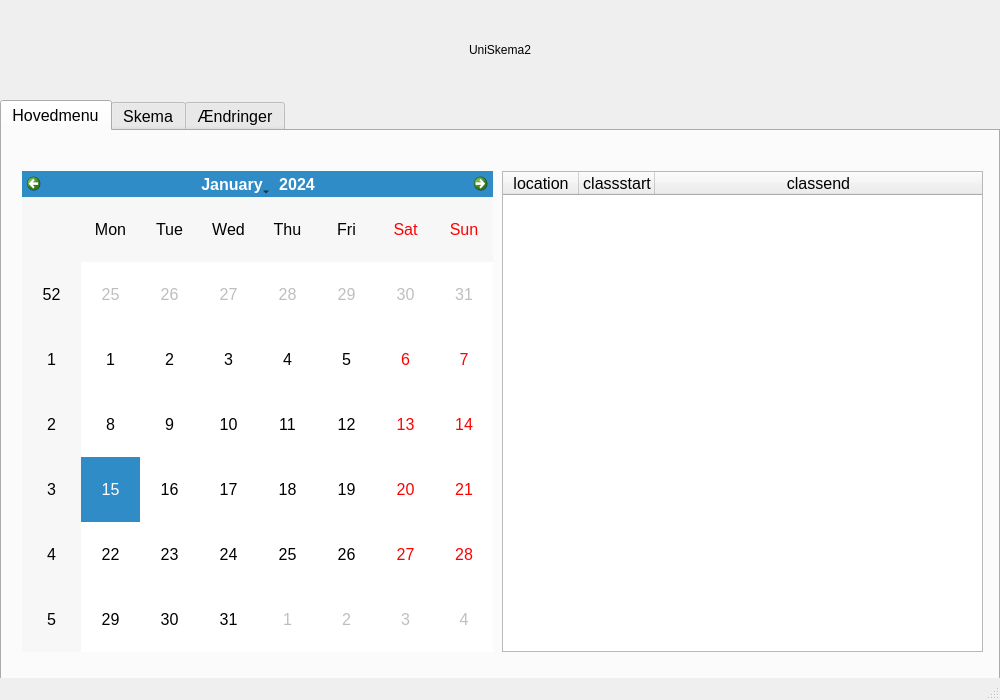
Above: UI/teacherwindow.ui from MadsSchroder/Systemudvikling-Eksamen-KU before the change. Below: the same form after it.
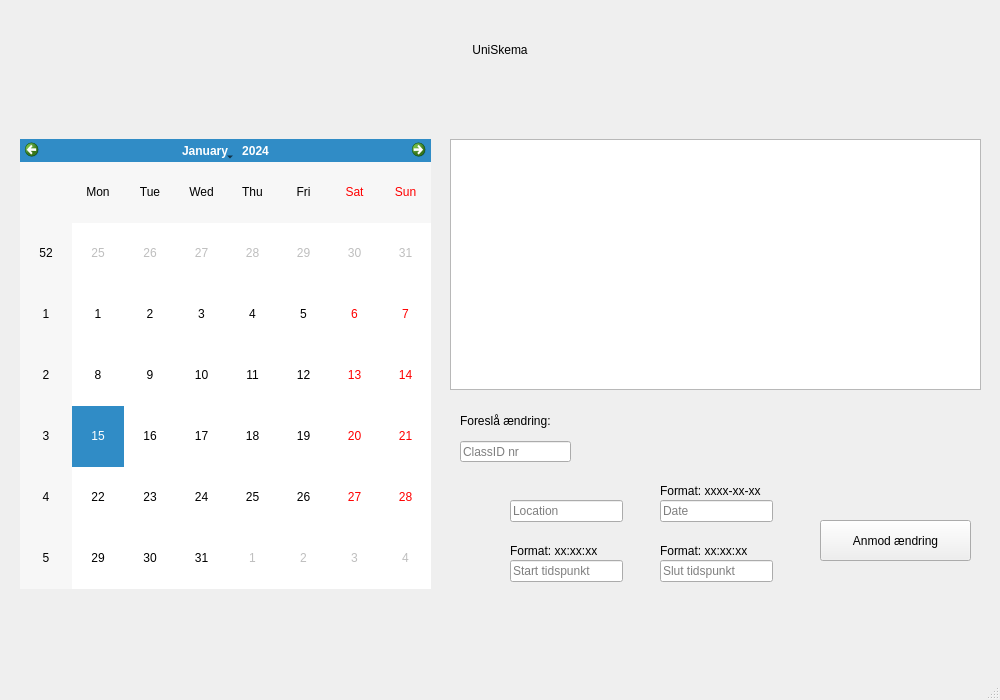
That is the form after the change.

```diff
--- a/UI/teacherwindow.ui
+++ b/UI/teacherwindow.ui
@@ -32,136 +32,6 @@
    <string>MainWindow</string>
   </property>
   <widget class="QWidget" name="centralwidget">
-   <widget class="QTabWidget" name="tabWidget">
-    <property name="geometry">
-     <rect>
-      <x>0</x>
-      <y>100</y>
-      <width>1000</width>
-      <height>600</height>
-     </rect>
-    </property>
-    <property name="styleSheet">
-     <string notr="true">font-size:16px;</string>
-    </property>
-    <property name="currentIndex">
-     <number>0</number>
-    </property>
-    <widget class="QWidget" name="tab1">
-     <attribute name="title">
-      <string>Hovedmenu</string>
-     </attribute>
-     <widget class="QTableWidget" name="tableWidget1">
-      <property name="enabled">
-       <bool>true</bool>
-      </property>
-      <property name="geometry">
-       <rect>
-        <x>500</x>
-        <y>40</y>
-        <width>481</width>
-        <height>481</height>
-       </rect>
-      </property>
-      <property name="maximumSize">
-       <size>
-        <width>1000</width>
-        <height>600</height>
-       </size>
-      </property>
-      <property name="styleSheet">
-       <string notr="true"/>
-      </property>
-      <attribute name="horizontalHeaderMinimumSectionSize">
-       <number>42</number>
-      </attribute>
-      <attribute name="horizontalHeaderDefaultSectionSize">
-       <number>76</number>
-      </attribute>
-      <attribute name="horizontalHeaderStretchLastSection">
-       <bool>true</bool>
-      </attribute>
-      <column>
-       <property name="text">
-        <string>location</string>
-       </property>
-      </column>
-      <column>
-       <property name="text">
-        <string>classstart</string>
-       </property>
-      </column>
-      <column>
-       <property name="text">
-        <string>classend</string>
-       </property>
-      </column>
-     </widget>
-     <widget class="QCalendarWidget" name="calendarWidget1">
-      <property name="geometry">
-       <rect>
-        <x>20</x>
-        <y>40</y>
-        <width>471</width>
-        <height>481</height>
-       </rect>
-      </property>
-     </widget>
-    </widget>
-    <widget class="QWidget" name="tab2">
-     <attribute name="title">
-      <string>Skema</string>
-     </attribute>
-     <widget class="QCalendarWidget" name="calendarWidget2">
-      <property name="geometry">
-       <rect>
-        <x>20</x>
-        <y>50</y>
-        <width>431</width>
-        <height>450</height>
-       </rect>
-      </property>
-     </widget>
-     <widget class="QListWidget" name="ScheduleList">
-      <property name="geometry">
-       <rect>
-        <x>530</x>
-        <y>50</y>
-        <width>431</width>
-        <height>451</height>
-       </rect>
-      </property>
-     </widget>
-    </widget>
-    <widget class="QWidget" name="tab3">
-     <attribute name="title">
-      <string>Ændringer</string>
-     </attribute>
-     <widget class="QCalendarWidget" name="calendarWidget3">
-      <property name="geometry">
-       <rect>
-        <x>20</x>
-        <y>40</y>
-        <width>471</width>
-        <height>481</height>
-       </rect>
-      </property>
-     </widget>
-     <widget class="QPushButton" name="pushButton">
-      <property name="geometry">
-       <rect>
-        <x>590</x>
-        <y>10</y>
-        <width>75</width>
-        <height>24</height>
-       </rect>
-      </property>
-      <property name="text">
-       <string>PushButton</string>
-      </property>
-     </widget>
-    </widget>
-   </widget>
    <widget class="QLabel" name="label">
     <property name="geometry">
      <rect>
@@ -175,12 +45,165 @@
      <string notr="true">font: 500 30pt;</string>
     </property>
     <property name="text">
-     <string>UniSkema2</string>
+     <string>UniSkema</string>
     </property>
     <property name="alignment">
      <set>Qt::AlignCenter</set>
     </property>
    </widget>
+   <widget class="QCalendarWidget" name="calendarWidget2">
+    <property name="geometry">
+     <rect>
+      <x>20</x>
+      <y>139</y>
+      <width>411</width>
+      <height>450</height>
+     </rect>
+    </property>
+   </widget>
+   <widget class="QListWidget" name="ScheduleList">
+    <property name="geometry">
+     <rect>
+      <x>450</x>
+      <y>139</y>
+      <width>531</width>
+      <height>251</height>
+     </rect>
+    </property>
+   </widget>
+   <widget class="QLineEdit" name="Line_classid">
+    <property name="geometry">
+     <rect>
+      <x>460</x>
+      <y>441</y>
+      <width>111</width>
+      <height>21</height>
+     </rect>
+    </property>
+    <property name="placeholderText">
+     <string>ClassID nr</string>
+    </property>
+   </widget>
+   <widget class="QLineEdit" name="Line_date">
+    <property name="geometry">
+     <rect>
+      <x>660</x>
+      <y>500</y>
+      <width>113</width>
+      <height>22</height>
+     </rect>
+    </property>
+    <property name="placeholderText">
+     <string>Date</string>
+    </property>
+   </widget>
+   <widget class="QLineEdit" name="Line_location">
+    <property name="geometry">
+     <rect>
+      <x>510</x>
+      <y>500</y>
+      <width>113</width>
+      <height>22</height>
+     </rect>
+    </property>
+    <property name="placeholderText">
+     <string>Location</string>
+    </property>
+   </widget>
+   <widget class="QLineEdit" name="Line_end">
+    <property name="geometry">
+     <rect>
+      <x>660</x>
+      <y>560</y>
+      <width>113</width>
+      <height>22</height>
+     </rect>
+    </property>
+    <property name="accessibleName">
+     <string/>
+    </property>
+    <property name="placeholderText">
+     <string>Slut tidspunkt</string>
+    </property>
+   </widget>
+   <widget class="QLabel" name="label_2">
+    <property name="geometry">
+     <rect>
+      <x>460</x>
+      <y>410</y>
+      <width>141</width>
+      <height>21</height>
+     </rect>
+    </property>
+    <property name="text">
+     <string>Foreslå ændring:</string>
+    </property>
+   </widget>
+   <widget class="QLineEdit" name="Line_start">
+    <property name="geometry">
+     <rect>
+      <x>510</x>
+      <y>560</y>
+      <width>113</width>
+      <height>22</height>
+     </rect>
+    </property>
+    <property name="placeholderText">
+     <string>Start tidspunkt</string>
+    </property>
+   </widget>
+   <widget class="QPushButton" name="sendAnmodning">
+    <property name="geometry">
+     <rect>
+      <x>820</x>
+      <y>520</y>
+      <width>151</width>
+      <height>41</height>
+     </rect>
+    </property>
+    <property name="text">
+     <string>Anmod ændring</string>
+    </property>
+   </widget>
+   <widget class="QLabel" name="label_3">
+    <property name="geometry">
+     <rect>
+      <x>660</x>
+      <y>480</y>
+      <width>111</width>
+      <height>21</height>
+     </rect>
+    </property>
+    <property name="text">
+     <string>Format: xxxx-xx-xx</string>
+    </property>
+   </widget>
+   <widget class="QLabel" name="label_4">
+    <property name="geometry">
+     <rect>
+      <x>510</x>
+      <y>540</y>
+      <width>111</width>
+      <height>21</height>
+     </rect>
+    </property>
+    <property name="text">
+     <string>Format: xx:xx:xx</string>
+    </property>
+   </widget>
+   <widget class="QLabel" name="label_5">
+    <property name="geometry">
+     <rect>
+      <x>660</x>
+      <y>540</y>
+      <width>111</width>
+      <height>21</height>
+     </rect>
+    </property>
+    <property name="text">
+     <string>Format: xx:xx:xx</string>
+    </property>
+   </widget>
   </widget>
   <widget class="QMenuBar" name="menubar">
    <property name="geometry">
```
